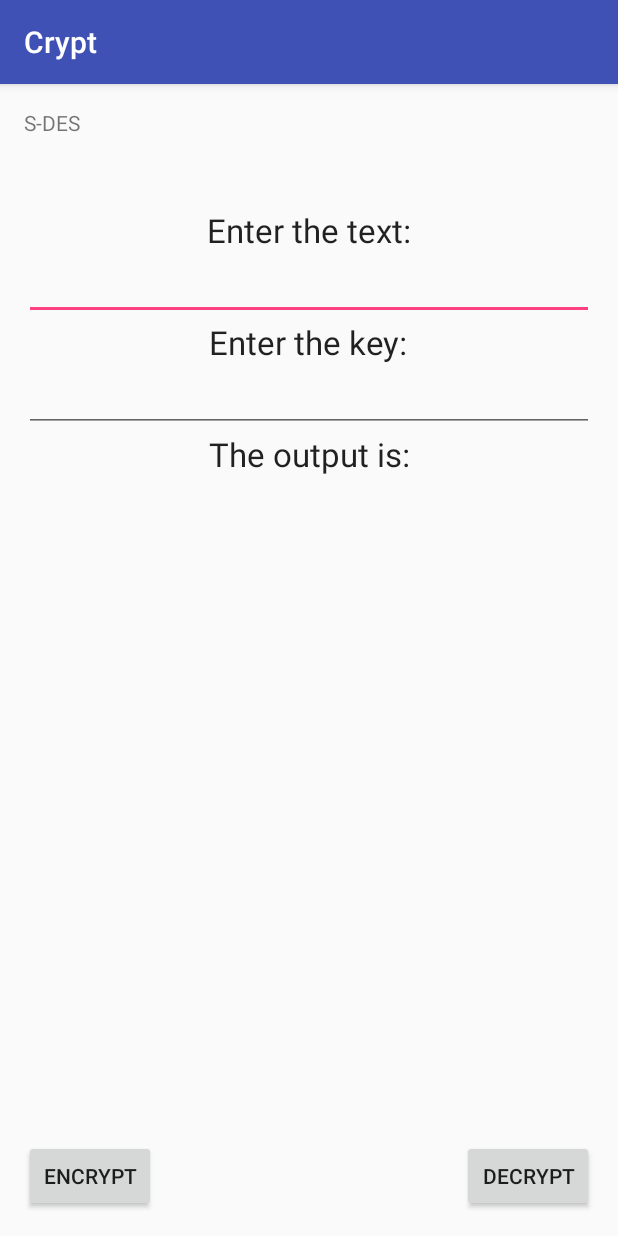
After one commit to efiator/Crypt, an Android app: the SdesActivity screen opened directly, with no data from a screen before it, on a phone screen of 412 x 824 dp. The commit adds this screen. Run offline under Robolectric (Android 15) with nearby library versions, the phone set to English and light mode, and no system bars.

Commit message:
S-des update

```diff
--- a/app/src/main/AndroidManifest.xml
+++ b/app/src/main/AndroidManifest.xml
@@ -23,6 +23,7 @@
             android:label="@string/title_activity_shift"
             android:theme="@style/AppTheme.NoActionBar" />
         <activity android:name=".AffineActivity" />
+        <activity android:name=".SdesActivity"></activity>
     </application>
 
 </manifest>
--- /dev/null
+++ b/app/src/main/res/layout/activity_sdes.xml
@@ -0,0 +1,96 @@
+<?xml version="1.0" encoding="utf-8"?>
+<RelativeLayout xmlns:android="http://schemas.android.com/apk/res/android"
+    xmlns:tools="http://schemas.android.com/tools"
+    android:layout_width="match_parent"
+    android:layout_height="match_parent"
+    android:paddingBottom="@dimen/activity_vertical_margin"
+    android:paddingLeft="@dimen/activity_horizontal_margin"
+    android:paddingRight="@dimen/activity_horizontal_margin"
+    android:paddingTop="@dimen/activity_vertical_margin"
+    tools:context="com.ll.crypt.SdesActivity">
+
+    <TextView
+        android:layout_width="wrap_content"
+        android:layout_height="wrap_content"
+        android:id="@+id/textView7"
+        android:layout_alignParentStart="true"
+        android:text="S-DES"
+        android:layout_alignParentTop="true" />
+
+    <TextView
+        android:layout_width="wrap_content"
+        android:layout_height="wrap_content"
+        android:textAppearance="?android:attr/textAppearanceLarge"
+        android:text="Enter the text:"
+        android:id="@+id/textView8"
+        android:layout_below="@+id/textView7"
+        android:layout_centerHorizontal="true"
+        android:layout_marginTop="47dp" />
+
+    <EditText
+        android:layout_width="wrap_content"
+        android:layout_height="wrap_content"
+        android:textAppearance="?android:attr/textAppearanceMedium"
+        android:text=" "
+        android:id="@+id/input"
+        android:layout_below="@+id/textView8"
+        android:layout_alignParentEnd="true"
+        android:layout_alignParentStart="true" />
+
+    <TextView
+        android:layout_width="wrap_content"
+        android:layout_height="wrap_content"
+        android:textAppearance="?android:attr/textAppearanceLarge"
+        android:text="Enter the key:"
+        android:id="@+id/textView9"
+        android:layout_below="@+id/input"
+        android:layout_centerHorizontal="true" />
+
+    <EditText
+        android:layout_width="wrap_content"
+        android:layout_height="wrap_content"
+        android:textAppearance="?android:attr/textAppearanceMedium"
+        android:text=" "
+        android:id="@+id/key"
+        android:layout_below="@+id/textView9"
+        android:layout_alignParentEnd="true"
+        android:layout_alignParentStart="true" />
+
+    <TextView
+        android:layout_width="wrap_content"
+        android:layout_height="wrap_content"
+        android:textAppearance="?android:attr/textAppearanceLarge"
+        android:text="The output is:"
+        android:id="@+id/textView10"
+        android:layout_below="@+id/key"
+        android:layout_alignStart="@+id/textView9" />
+
+    <TextView
+        android:layout_width="wrap_content"
+        android:layout_height="wrap_content"
+        android:textAppearance="?android:attr/textAppearanceMedium"
+        android:text=" "
+        android:id="@+id/output"
+        android:layout_alignParentEnd="true"
+        android:layout_below="@+id/textView10"
+        android:layout_alignParentStart="true" />
+
+    <Button
+        android:layout_width="wrap_content"
+        android:layout_height="wrap_content"
+        android:text="ENCRYPT"
+        android:id="@+id/encrypt"
+        android:onClick="onEncrypt"
+        android:layout_alignParentBottom="true"
+        android:layout_alignParentStart="true" />
+
+    <Button
+        android:layout_width="wrap_content"
+        android:layout_height="wrap_content"
+        android:text="DECRYPT"
+        android:id="@+id/decrypt"
+        android:onClick="onDecrypt"
+        android:layout_alignParentBottom="true"
+        android:layout_alignParentEnd="true" />
+
+</RelativeLayout>
```
Also changed, not shown: app/src/main/java/com/ll/crypt/AffineActivity.java (+12 -7 lines), app/src/main/java/com/ll/crypt/Des.java (deleted, +0 -106 lines), app/src/main/java/com/ll/crypt/Helper.java (added, +333 -0 lines), app/src/main/java/com/ll/crypt/Sdes.java (added, +61 -0 lines), app/src/main/java/com/ll/crypt/SdesActivity.java (added, +54 -0 lines), app/src/main/java/com/ll/crypt/ShiftActivity.java (+9 -5 lines).
